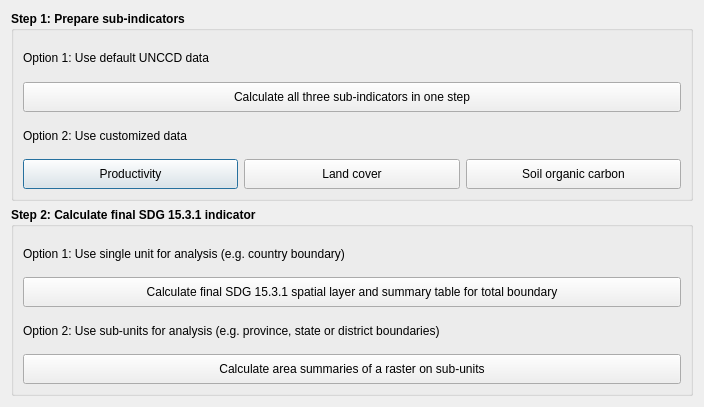
The window that LDMP/gui/DlgCalculate.ui (ConservationInternational/trends.earth) describes before a commit, drawn with Qt 5.
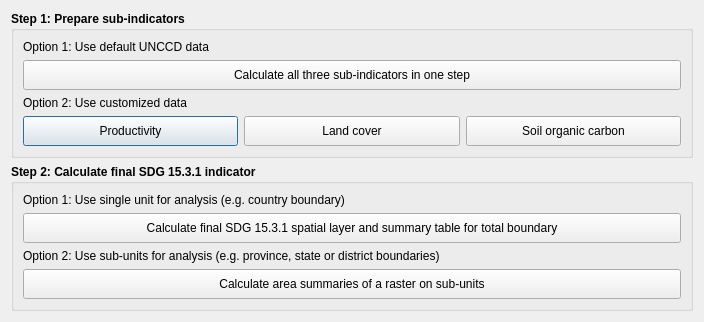
The same window after the commit.

Patch:
```diff
--- a/LDMP/gui/DlgCalculate.ui
+++ b/LDMP/gui/DlgCalculate.ui
@@ -10,7 +10,7 @@
     <x>0</x>
     <y>0</y>
     <width>704</width>
-    <height>407</height>
+    <height>298</height>
    </rect>
   </property>
   <property name="sizePolicy">
```
